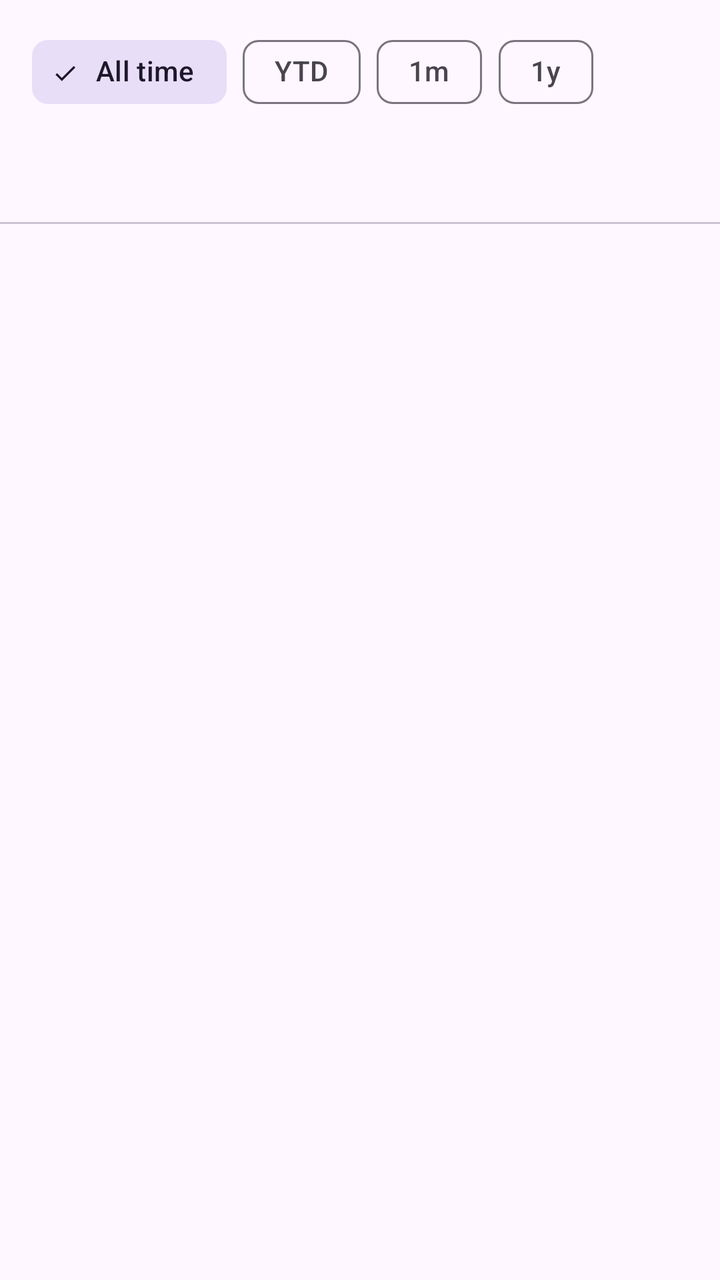
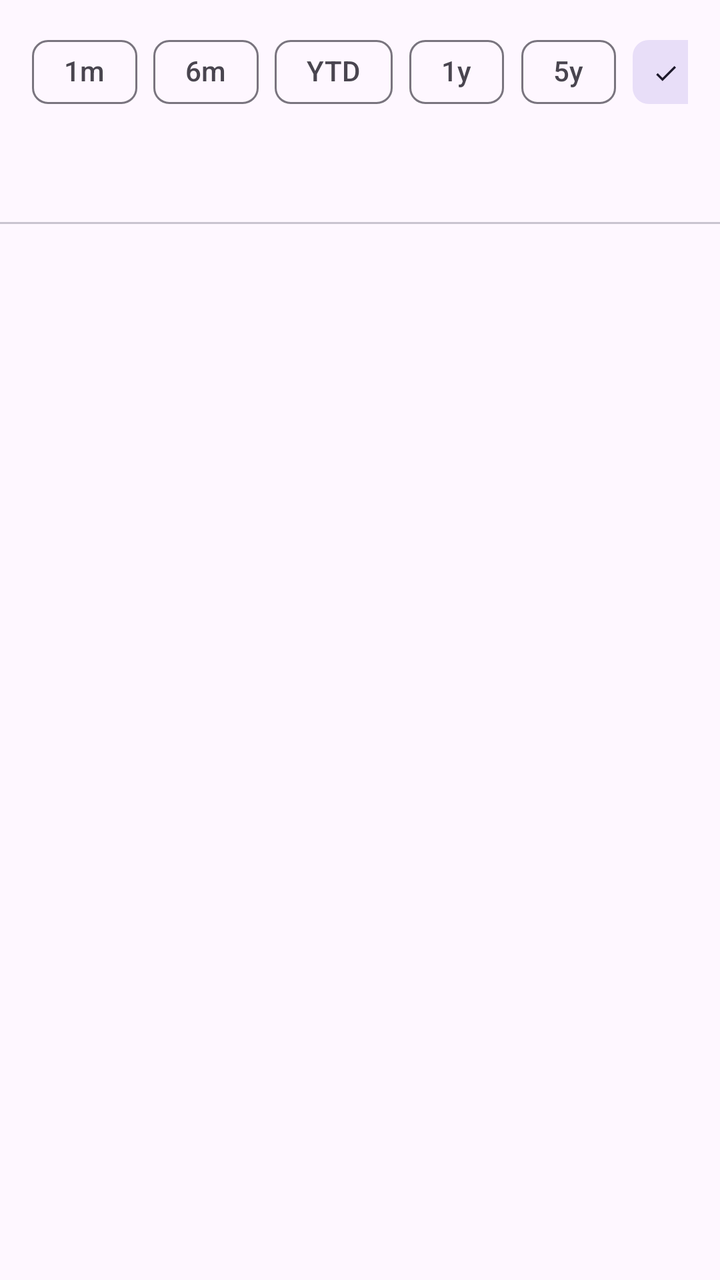

Before-and-after screenshots of an Android layout around one commit, followed by the original layout XML and the change that was made.
<!-- AndroidManifest.xml: application theme Theme.FinMon -->
<!-- res/layout/fragment_currency_breakdown.xml -->
<?xml version="1.0" encoding="utf-8"?>
<androidx.constraintlayout.widget.ConstraintLayout
    xmlns:android="http://schemas.android.com/apk/res/android"
    xmlns:app="http://schemas.android.com/apk/res-auto"
    xmlns:tools="http://schemas.android.com/tools"
    android:layout_width="match_parent"
    android:layout_height="match_parent">

    <com.google.android.material.chip.ChipGroup
        android:id="@+id/periodChips"
        android:layout_width="match_parent"
        android:layout_height="wrap_content"
        android:paddingHorizontal="16dp"
        android:paddingTop="12dp"
        android:paddingBottom="4dp"
        app:singleLine="true"
        app:singleSelection="true"
        app:selectionRequired="true"
        app:layout_constraintTop_toTopOf="parent"
        app:layout_constraintStart_toStartOf="parent"
        app:layout_constraintEnd_toEndOf="parent">

        <com.google.android.material.chip.Chip
            android:id="@+id/chipAll"
            style="@style/Widget.Material3.Chip.Filter"
            android:layout_width="wrap_content"
            android:layout_height="wrap_content"
            android:text="@string/period_all"
            android:checked="true" />

        <com.google.android.material.chip.Chip
            android:id="@+id/chipYtd"
            style="@style/Widget.Material3.Chip.Filter"
            android:layout_width="wrap_content"
            android:layout_height="wrap_content"
            android:text="@string/period_ytd" />

        <com.google.android.material.chip.Chip
            android:id="@+id/chip1m"
            style="@style/Widget.Material3.Chip.Filter"
            android:layout_width="wrap_content"
            android:layout_height="wrap_content"
            android:text="@string/period_1m" />

        <com.google.android.material.chip.Chip
            android:id="@+id/chip1y"
            style="@style/Widget.Material3.Chip.Filter"
            android:layout_width="wrap_content"
            android:layout_height="wrap_content"
            android:text="@string/period_1y" />

    </com.google.android.material.chip.ChipGroup>

    <com.google.android.material.tabs.TabLayout
        android:id="@+id/currencyTabs"
        android:layout_width="match_parent"
        android:layout_height="wrap_content"
        app:tabMode="fixed"
        app:layout_constraintTop_toBottomOf="@id/periodChips"
        app:layout_constraintStart_toStartOf="parent"
        app:layout_constraintEnd_toEndOf="parent" />

    <androidx.viewpager2.widget.ViewPager2
        android:id="@+id/pager"
        android:layout_width="match_parent"
        android:layout_height="0dp"
        app:layout_constraintTop_toBottomOf="@id/currencyTabs"
        app:layout_constraintBottom_toBottomOf="parent"
        app:layout_constraintStart_toStartOf="parent"
        app:layout_constraintEnd_toEndOf="parent" />

    <TextView
        android:id="@+id/emptyState"
        android:layout_width="wrap_content"
        android:layout_height="wrap_content"
        android:text="@string/breakdown_empty"
        android:textAppearance="?attr/textAppearanceBodyMedium"
        android:alpha="0.7"
        android:textAlignment="center"
        android:padding="32dp"
        android:visibility="gone"
        app:layout_constraintTop_toBottomOf="@id/currencyTabs"
        app:layout_constraintBottom_toBottomOf="parent"
        app:layout_constraintStart_toStartOf="parent"
        app:layout_constraintEnd_toEndOf="parent"
        tools:visibility="gone" />

</androidx.constraintlayout.widget.ConstraintLayout>
<!-- resources referenced by this layout -->
<resources>
  <string name="breakdown_empty">No positions yet.</string>
  <string name="period_1m">1m</string>
  <string name="period_1y">1y</string>
  <string name="period_all">All time</string>
  <string name="period_ytd">YTD</string>
  <style name="Theme.FinMon" parent="Theme.Material3.DayNight.NoActionBar">
          <item name="colorPrimary">@color/md_theme_primary</item>
          <item name="colorOnPrimary">@color/md_theme_onPrimary</item>
          <item name="colorSecondary">@color/md_theme_secondary</item>
          <item name="colorOnSecondary">@color/md_theme_onSecondary</item>
          <item name="android:statusBarColor">?attr/colorPrimary</item>
      </style>
  <color name="md_theme_primary">#00687A</color>
  <color name="md_theme_onPrimary">#FFFFFF</color>
  <color name="md_theme_secondary">#4B6268</color>
  <color name="md_theme_onSecondary">#FFFFFF</color>
</resources>

<!-- the commit's change to res/layout/fragment_currency_breakdown.xml (unified diff, before → after) -->
@@ -6,57 +6,86 @@
     android:layout_width="match_parent"
     android:layout_height="match_parent">
 
-    <com.google.android.material.chip.ChipGroup
-        android:id="@+id/periodChips"
+    <HorizontalScrollView
+        android:id="@+id/periodChipsScroll"
         android:layout_width="match_parent"
         android:layout_height="wrap_content"
         android:paddingHorizontal="16dp"
         android:paddingTop="12dp"
         android:paddingBottom="4dp"
-        app:singleLine="true"
-        app:singleSelection="true"
-        app:selectionRequired="true"
+        android:scrollbars="none"
         app:layout_constraintTop_toTopOf="parent"
         app:layout_constraintStart_toStartOf="parent"
         app:layout_constraintEnd_toEndOf="parent">
 
-        <com.google.android.material.chip.Chip
-            android:id="@+id/chipAll"
-            style="@style/Widget.Material3.Chip.Filter"
+        <com.google.android.material.chip.ChipGroup
+            android:id="@+id/periodChips"
             android:layout_width="wrap_content"
             android:layout_height="wrap_content"
-            android:text="@string/period_all"
-            android:checked="true" />
+            app:chipSpacingHorizontal="8dp"
+            app:singleLine="true"
+            app:singleSelection="true"
+            app:selectionRequired="true">
 
-        <com.google.android.material.chip.Chip
-            android:id="@+id/chipYtd"
-            style="@style/Widget.Material3.Chip.Filter"
-            android:layout_width="wrap_content"
-            android:layout_height="wrap_content"
-            android:text="@string/period_ytd" />
+            <com.google.android.material.chip.Chip
+                android:id="@+id/chip1m"
+                style="@style/Widget.Material3.Chip.Filter"
+                android:layout_width="wrap_content"
+                android:layout_height="wrap_content"
+                android:text="@string/period_1m" />
 
-        <com.google.android.material.chip.Chip
-            android:id="@+id/chip1m"
-            style="@style/Widget.Material3.Chip.Filter"
-            android:layout_width="wrap_content"
-            android:layout_height="wrap_content"
-            android:text="@string/period_1m" />
+            <com.google.android.material.chip.Chip
+                android:id="@+id/chip6m"
+                style="@style/Widget.Material3.Chip.Filter"
+                android:layout_width="wrap_content"
+                android:layout_height="wrap_content"
+                android:text="@string/chart_period_6m" />
 
-        <com.google.android.material.chip.Chip
-            android:id="@+id/chip1y"
-            style="@style/Widget.Material3.Chip.Filter"
-            android:layout_width="wrap_content"
-            android:layout_height="wrap_content"
-            android:text="@string/period_1y" />
+            <com.google.android.material.chip.Chip
+                android:id="@+id/chipYtd"
+                style="@style/Widget.Material3.Chip.Filter"
+                android:layout_width="wrap_content"
+                android:layout_height="wrap_content"
+                android:text="@string/period_ytd" />
 
-    </com.google.android.material.chip.ChipGroup>
+            <com.google.android.material.chip.Chip
+                android:id="@+id/chip1y"
+                style="@style/Widget.Material3.Chip.Filter"
+                android:layout_width="wrap_content"
+                android:layout_height="wrap_content"
+                android:text="@string/period_1y" />
+
+            <com.google.android.material.chip.Chip
+                android:id="@+id/chip5y"
+                style="@style/Widget.Material3.Chip.Filter"
+                android:layout_width="wrap_content"
+                android:layout_height="wrap_content"
+                android:text="@string/chart_period_5y" />
+
+            <com.google.android.material.chip.Chip
+                android:id="@+id/chipAll"
+                style="@style/Widget.Material3.Chip.Filter"
+                android:layout_width="wrap_content"
+                android:layout_height="wrap_content"
+                android:checked="true"
+                android:text="@string/period_all" />
+
+            <com.google.android.material.chip.Chip
+                android:id="@+id/chipCustom"
+                style="@style/Widget.Material3.Chip.Filter"
+                android:layout_width="wrap_content"
+                android:layout_height="wrap_content"
+                android:text="@string/chart_period_custom" />
+
+        </com.google.android.material.chip.ChipGroup>
+    </HorizontalScrollView>
 
     <com.google.android.material.tabs.TabLayout
         android:id="@+id/currencyTabs"
         android:layout_width="match_parent"
         android:layout_height="wrap_content"
         app:tabMode="fixed"
-        app:layout_constraintTop_toBottomOf="@id/periodChips"
+        app:layout_constraintTop_toBottomOf="@id/periodChipsScroll"
         app:layout_constraintStart_toStartOf="parent"
         app:layout_constraintEnd_toEndOf="parent" />
 
<!-- resource entries referenced after the edit -->
@@ -1,6 +1,9 @@
 <!-- resources referenced by this layout -->
 <resources>
   <string name="breakdown_empty">No positions yet.</string>
+  <string name="chart_period_5y">5y</string>
+  <string name="chart_period_6m">6m</string>
+  <string name="chart_period_custom">Custom</string>
   <string name="period_1m">1m</string>
   <string name="period_1y">1y</string>
   <string name="period_all">All time</string>
